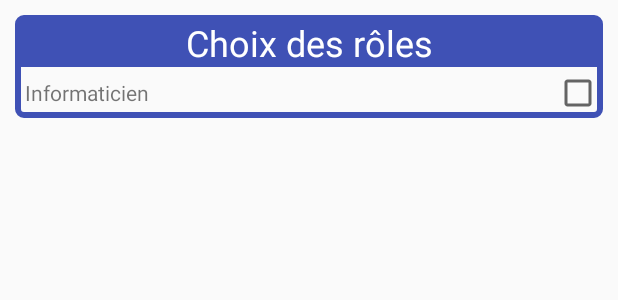
After one commit to sveyrat/spaceoutbreak, an Android app: the layout activity_new_game_settings.xml on its own in the app's theme, with its tools: preview values and no code run, on a phone screen of 412 x 824 dp. The commit adds this screen. Shown: the top 300 px of the screen. Run offline under Robolectric (Android 15) with nearby library versions, the phone set to English and light mode, and no system bars.

Commit message:
Add new game settings activity

```diff
--- a/app/src/main/java/com/github/sveyrat/spaceoutbreak/NewGameInputPlayerActivity.java
+++ b/app/src/main/java/com/github/sveyrat/spaceoutbreak/NewGameInputPlayerActivity.java
@@ -1,6 +1,7 @@
 package com.github.sveyrat.spaceoutbreak;
 
 import android.content.DialogInterface;
+import android.content.Intent;
 import android.support.v7.app.AlertDialog;
 import android.support.v7.app.AppCompatActivity;
 import android.os.Bundle;
@@ -76,7 +77,8 @@ public class NewGameInputPlayerActivity extends AppCompatActivity {
     }
 
     public void validatePlayerList(View view) {
-        // TODO
         RepositoryManager.getInstance().createGameWithPlayers(players);
+        Intent newGameSettingsIntent = new Intent(this, NewGameSettingsActivity.class);
+        startActivity(newGameSettingsIntent);
     }
 }
--- /dev/null
+++ b/app/src/main/res/drawable/general_border.xml
@@ -0,0 +1,9 @@
+<?xml version="1.0" encoding="utf-8"?>
+
+<shape xmlns:android="http://schemas.android.com/apk/res/android">
+    <stroke android:width="4dp" android:color="@color/colorPrimary" />
+    <padding android:left="1dp" android:top="1dp"
+        android:right="1dp" android:bottom="1dp" />
+    <corners android:radius="4dp" />
+
+</shape>
--- /dev/null
+++ b/app/src/main/res/layout/activity_new_game_settings.xml
@@ -0,0 +1,52 @@
+<?xml version="1.0" encoding="utf-8"?>
+<RelativeLayout xmlns:android="http://schemas.android.com/apk/res/android"
+    android:layout_width="match_parent" android:layout_height="match_parent">
+
+    <LinearLayout
+        android:layout_width="match_parent"
+        android:layout_height="wrap_content"
+        android:orientation="vertical"
+        android:layout_alignParentTop="true"
+        android:layout_margin="10sp"
+        android:background="@drawable/general_border">
+
+        <TextView
+            android:layout_width="match_parent"
+            android:layout_height="wrap_content"
+            android:text="@string/new_game_settings.role_choice_box"
+            android:textSize="24sp"
+            android:gravity="center_horizontal"
+            android:background="@color/colorPrimary"
+            android:layout_gravity="center_horizontal"
+            android:textColor="@color/abc_primary_text_material_dark"
+            android:layout_margin="1sp" />
+
+        <LinearLayout
+            android:layout_width="match_parent"
+            android:layout_height="wrap_content"
+            android:orientation="horizontal">
+
+            <TextView
+                android:layout_width="wrap_content"
+                android:layout_height="wrap_content"
+                android:layout_weight="1"
+                android:text="Informaticien"
+                android:layout_marginLeft="6sp"
+                android:layout_marginBottom="3sp" />
+
+            <CheckBox
+                android:layout_width="wrap_content"
+                android:layout_height="wrap_content"
+                android:id="@+id/radioButton_informatician"
+                android:allowUndo="true" />
+
+
+        </LinearLayout>
+
+
+
+
+
+    </LinearLayout>
+
+</RelativeLayout>
```
Also changed, not shown: app/src/main/AndroidManifest.xml (+5 -2 lines), app/src/main/java/com/github/sveyrat/spaceoutbreak/NewGameSettingsActivity.java (added, +17 -0 lines), app/src/main/java/com/github/sveyrat/spaceoutbreak/domain/Role.java (+20 -9 lines), app/src/main/res/values/strings.xml (+14 -0 lines).
